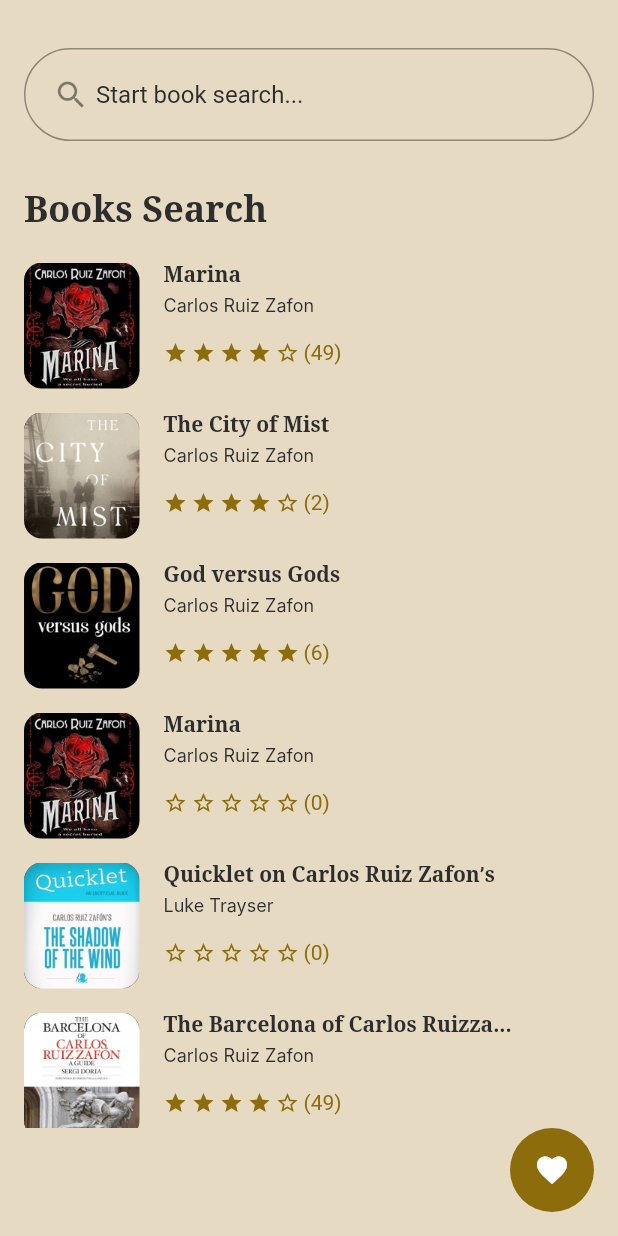
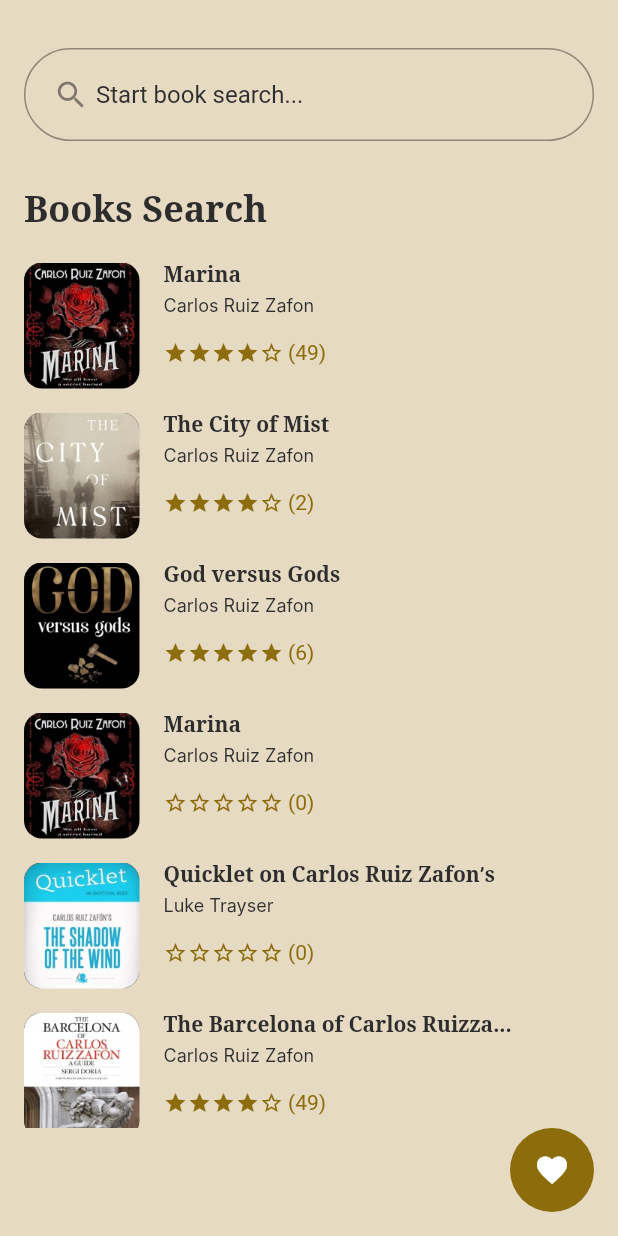
Before and after one commit to IgorsBlagodjors/book_library, a Flutter app: the screen it shows after launch, on a phone screen of 412 x 824 dp. Run offline on Flutter 3.47's test engine with Material 2 defaults, Android fonts, the phone set to English and light mode, and no system bars; Roboto replaces fonts that are missing (Inter).

Commit message:
FAIB-33:Homework 12: Practice #1, fixed

```diff
--- a/lib/book_home_2.dart
+++ b/lib/book_home_2.dart
@@ -216,8 +216,6 @@ class BookHome2 extends StatelessWidget {
                 padding: const EdgeInsets.only(bottom: 16.0),
                 child: CustomButton(
                   onPressed: () => {
-                    print('presed')
-                    // Output message to the console
                   },
                 ),
               ),
--- a/lib/design_system/book_info.dart
+++ b/lib/design_system/book_info.dart
@@ -6,11 +6,6 @@ class BookInfo {
   final String imageUrl;
   final String grade;
   final int rating;
-  final Icon star1;
-  final Icon star2;
-  final Icon star3;
-  final Icon star4;
-  final Icon star5;
 
   BookInfo({
     required this.title,
@@ -18,10 +13,5 @@ class BookInfo {
     required this.imageUrl,
     required this.grade,
     required this.rating,
-    required this.star1,
-    required this.star2,
-    required this.star3,
-    required this.star4,
-    required this.star5,
   });
 }
--- a/lib/design_system/book_list_item.dart
+++ b/lib/design_system/book_list_item.dart
@@ -52,24 +52,24 @@ class BLBookListItem extends StatelessWidget {
                 ),
                 Row(
                   children: [
-                    items.star1,
-                    const SizedBox(width: 2.67),
-                    items.star2,
-                    const SizedBox(width: 2.67),
-                    items.star3,
-                    const SizedBox(width: 2.67),
-                    items.star4,
-                    const SizedBox(width: 2.67),
-                    items.star5,
-                    const SizedBox(width: 2.67),
+                    Row(
+                      children: List.generate(5, (index) {
+                        if (index < items.rating) {
+                          return AppIcons.star;
+                        } else {
+                          return AppIcons.starBorder;
+                        }
+                      }),
+                    ),
+                    const SizedBox(width: 3),
                     Text(
                       items.grade,
                       style: const TextStyle(
                         color: AppColors.basePrimary,
                       ),
-                    )
+                    ),
                   ],
-                ),
+                )
               ],
             ),
           )
--- a/lib/design_system/items.dart
+++ b/lib/design_system/items.dart
@@ -3,27 +3,18 @@ import 'package:book_library/design_system/book_info.dart';
 
 final items = [
   BookInfo(
-      title: 'Marina',
-      description: 'Carlos Ruiz Zafon',
-      imageUrl: 'assets/images/painting1.jpg',
-      grade: '(49)',
-      rating: 4,
-      star1: AppIcons.star,
-      star2: AppIcons.star,
-      star3: AppIcons.star,
-      star4: AppIcons.star,
-      star5: AppIcons.starBorder),
+    title: 'Marina',
+    description: 'Carlos Ruiz Zafon',
+    imageUrl: 'assets/images/painting1.jpg',
+    grade: '(49)',
+    rating: 4,
+  ),
   BookInfo(
     title: 'The City of Mist',
     description: 'Carlos Ruiz Zafon',
     imageUrl: 'assets/images/painting2.jpg',
     grade: '(2)',
     rating: 4,
-    star1: AppIcons.star,
-    star2: AppIcons.star,
-    star3: AppIcons.star,
-    star4: AppIcons.star,
-    star5: AppIcons.starBorder,
   ),
   BookInfo(
     title: 'God versus Gods',
@@ -31,35 +22,20 @@ final items = [
     imageUrl: 'assets/images/painting3.jpg',
     grade: '(6)',
     rating: 5,
-    star1: AppIcons.star,
-    star2: AppIcons.star,
-    star3: AppIcons.star,
-    star4: AppIcons.star,
-    star5: AppIcons.star,
   ),
   BookInfo(
     title: 'Marina',
     description: 'Carlos Ruiz Zafon',
     imageUrl: 'assets/images/painting4.jpg',
     grade: '(0)',
-    rating: 5,
-    star1: AppIcons.starBorder,
-    star2: AppIcons.starBorder,
-    star3: AppIcons.starBorder,
-    star4: AppIcons.starBorder,
-    star5: AppIcons.starBorder,
+    rating: 0,
   ),
   BookInfo(
     title: 'Quicklet on Carlos Ruiz Zafon’s',
     description: 'Luke Trayser',
     imageUrl: 'assets/images/painting5.jpg',
     grade: '(0)',
-    rating: 5,
-    star1: AppIcons.starBorder,
-    star2: AppIcons.starBorder,
-    star3: AppIcons.starBorder,
-    star4: AppIcons.starBorder,
-    star5: AppIcons.starBorder,
+    rating: 0,
   ),
   BookInfo(
     title: 'The Barcelona of Carlos Ruizza...',
@@ -67,11 +43,6 @@ final items = [
     imageUrl: 'assets/images/painting7.jpg',
     grade: '(49)',
     rating: 4,
-    star1: AppIcons.star,
-    star2: AppIcons.star,
-    star3: AppIcons.star,
-    star4: AppIcons.star,
-    star5: AppIcons.starBorder,
   ),
 ];
 final textSecondPageLW = [
```
